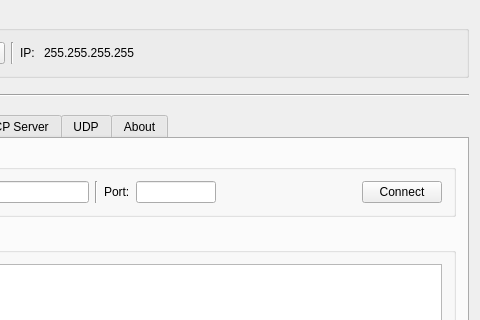
First picture: the form in mainwindow.ui, repository rookiepeng/comm-test, before the edit; both pictures show x 120 to 600 and y 0 to 320 of the 600 by 650 pixel window.
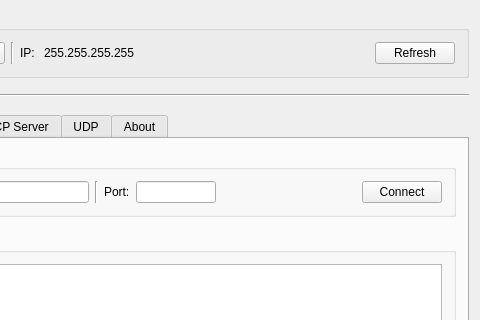
Second picture: the form after the edit.

Commit message: add refresh button to update local IP address

The edit to the form file:
```diff
--- a/mainwindow.ui
+++ b/mainwindow.ui
@@ -85,6 +85,13 @@
            </property>
           </spacer>
          </item>
+         <item>
+          <widget class="QPushButton" name="refreshButton">
+           <property name="text">
+            <string>Refresh</string>
+           </property>
+          </widget>
+         </item>
         </layout>
        </item>
       </layout>
```
